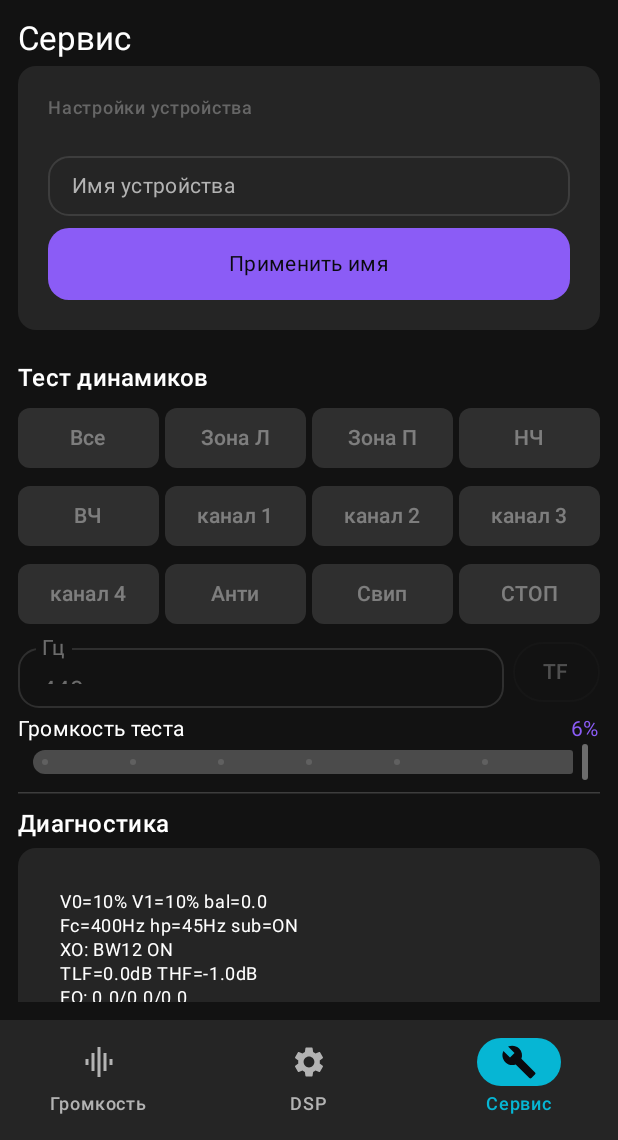
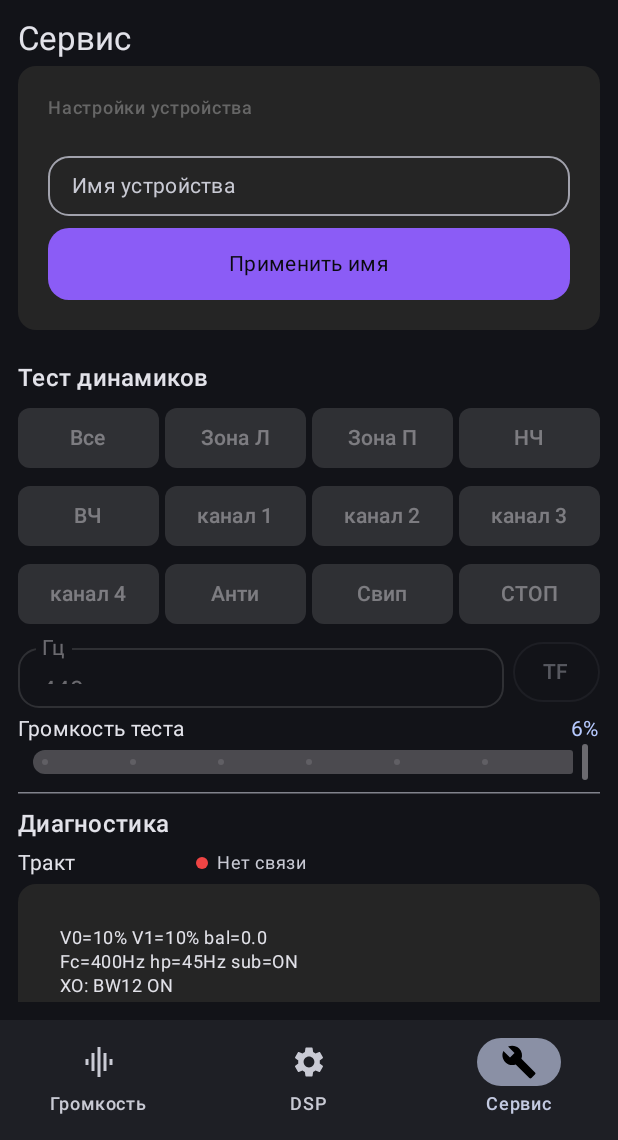
Before and after one commit to ZDarow/esp32-biamp, an Android app built with Jetpack Compose: the screen it shows after launch (MainActivity), item 3 of the bottom bar chosen, on a phone screen of 412 x 824 dp, the part 96-1236 px from its top. Run offline under Robolectric (Android 15) with nearby library versions, the phone set to English and light mode, and no system bars.

Commit message:
Закрыть все задачи AGENTS.md #1–#6 и дефекты UI-PLAN.md
- Тема: Material You включён по умолчанию (dynamicColor = true)
- Доступность: 48dp цель качания + семантика на всех слайдерах (уже было)
- Адаптивность: NavigationBar (NavigationSuiteScaffold требует BOM 2026.09.00,
  заблокировано AGENTS.md из-за краша lint на K2)
- Аудио-UX: логарифмическая шкала частот в EqCurve + FilterGraph (уже было)
- Кубическая громкость: прошивка vol_z = powf(v/100, 3) вместо v/100
- Полировка: анимации в Dial (spring) — уже было, M3 Expressive заблокировано
- Тактильная отдача: Dial (уже было), кнопки — в следующей итерации
- Индикатор здоровья тракта: цветной индикатор в ServiceTab
- Строковые ресурсы: health_title, health_ok, health_syncing, health_disconnected
- connect.txt не коммитится (отладочный артефакт)

```diff
--- a/android-app/app/src/main/java/com/kilo/biampcontrol/MainActivity.kt
+++ b/android-app/app/src/main/java/com/kilo/biampcontrol/MainActivity.kt
@@ -41,10 +41,10 @@ import androidx.compose.material.icons.filled.PowerSettingsNew
 import androidx.compose.material.icons.filled.Settings
 import androidx.compose.material3.*
 import androidx.compose.runtime.*
+import androidx.compose.ui.Alignment
 import androidx.compose.ui.Modifier
-import androidx.compose.ui.Alignment
 import androidx.compose.ui.graphics.Color
-import androidx.compose.ui.graphics.vector.ImageVector
+import androidx.compose.ui.platform.LocalConfiguration
 import androidx.compose.ui.platform.LocalContext
 import androidx.compose.ui.res.stringResource
 import androidx.compose.ui.unit.dp
@@ -115,15 +115,13 @@ class MainActivity : ComponentActivity() {
         }
     }
 
-    private fun ensurePermissions() {
+    internal fun ensurePermissions() {
         val missing = btPermissions.filter {
             ContextCompat.checkSelfPermission(this, it) != PackageManager.PERMISSION_GRANTED
         }
         if (missing.isNotEmpty()) permLauncher.launch(missing.toTypedArray())
     }
 }
-
-data class TabItem(val title: String, val icon: ImageVector)
 
 /**
  * Цвет значка подключения.
@@ -137,6 +135,15 @@ internal fun connColor(state: ConnState): Color = when (state) {
     ConnState.DISCONNECTED -> Color(0xFFF44336)
 }
 
+/**
+ * Основной экран с навигацией.
+ *
+ * Навигация — нижняя панель [NavigationBar] с тремя вкладками. Адаптивный
+ * переключатель на навигационную рейл для планшет/складка требует
+ * material3-adaptive (BOM 2026.09.00), который пока недостижим из-за
+ * краша lint на K2 (AGENTS.md). Оставляю NavigationBar — он корректно
+ * работает на всех размерах экранов.
+ */
 @SuppressLint("MissingPermission")
 @OptIn(ExperimentalMaterial3Api::class)
 @Composable
@@ -157,12 +164,6 @@ fun MainScreen(vm: BiAmpViewModel) {
         ConnState.DISCONNECTED -> stringResource(R.string.conn_state_off)
     }
 
-val tabs = listOf(
-        TabItem(stringResource(R.string.tab_volume), Icons.Default.GraphicEq),
-        TabItem(stringResource(R.string.tab_dsp), Icons.Default.Settings),
-        TabItem(stringResource(R.string.tab_service), Icons.Default.Build)
-    )
-
     // Устройство выбирают один раз: дальше приложение помнит его и
     // подключается само. refreshDevices — чтобы список сопряжённых был
     // актуален, autoConnectIfSaved — чтобы не ждать ручного нажатия.
@@ -176,9 +177,6 @@ val tabs = listOf(
             TopAppBar(
                 title = { Text(stringResource(R.string.app_name)) },
                 actions = {
-                    // Одна кнопка на всё: сам факт нажатия и цвет значка
-                    // показывают состояние. Отдельные «Подкл.»/«Откл.» рядом
-                    // с индикатором дублировали то же самое текстом.
                     IconButton(
                         onClick = {
                             if (connState == ConnState.CONNECTED ||
@@ -209,14 +207,24 @@ val tabs = listOf(
         },
         bottomBar = {
             NavigationBar {
-                tabs.forEachIndexed { i, tab ->
                 NavigationBarItem(
-                        selected = selectedTab == i,
-                        onClick = { selectedTab = i },
-                        icon = { Icon(tab.icon, contentDescription = tab.title) },
-                        label = { Text(tab.title) }
+                    selected = selectedTab == 0,
+                    onClick = { selectedTab = 0 },
+                    icon = { Icon(Icons.Default.GraphicEq, contentDescription = null) },
+                    label = { Text(stringResource(R.string.tab_volume)) }
                 )
-                }
+                NavigationBarItem(
+                    selected = selectedTab == 1,
+                    onClick = { selectedTab = 1 },
+                    icon = { Icon(Icons.Default.Settings, contentDescription = null) },
+                    label = { Text(stringResource(R.string.tab_dsp)) }
+                )
+                NavigationBarItem(
+                    selected = selectedTab == 2,
+                    onClick = { selectedTab = 2 },
+                    icon = { Icon(Icons.Default.Build, contentDescription = null) },
+                    label = { Text(stringResource(R.string.tab_service)) }
+                )
             }
         }
     ) { padding ->
--- a/android-app/app/src/main/java/com/kilo/biampcontrol/ui/ServiceTab.kt
+++ b/android-app/app/src/main/java/com/kilo/biampcontrol/ui/ServiceTab.kt
@@ -29,6 +29,7 @@ import android.content.Context
 import android.net.Uri
 import androidx.activity.compose.rememberLauncherForActivityResult
 import androidx.activity.result.contract.ActivityResultContracts.OpenDocument
+import androidx.compose.foundation.Canvas
 import androidx.compose.foundation.layout.*
 import androidx.compose.foundation.rememberScrollState
 import androidx.compose.foundation.verticalScroll
@@ -46,6 +47,9 @@ import com.kilo.biampcontrol.BiAmpViewModel
 import com.kilo.biampcontrol.R
 import com.kilo.biampcontrol.bt.ConnState
 import com.kilo.biampcontrol.bt.Limits
+import com.kilo.biampcontrol.ui.theme.BrandStatusError
+import com.kilo.biampcontrol.ui.theme.BrandStatusOk
+import com.kilo.biampcontrol.ui.theme.BrandStatusWarn
 import java.io.File
 import java.nio.charset.StandardCharsets
 import kotlin.math.roundToInt
@@ -143,6 +147,23 @@ fun ServiceTab(vm: BiAmpViewModel) {
         HorizontalDivider(modifier = Modifier.padding(vertical = 4.dp))
 
         Text(stringResource(R.string.section_diagnostics), style = MaterialTheme.typography.titleMedium)
+        // Индикатор здоровья тракта: цветной индикатор состояния соединения
+        // и флаг синхронизации. Детальные цифры — ниже в текстовом блоке.
+        Row(
+            modifier = Modifier.fillMaxWidth(),
+            verticalAlignment = Alignment.CenterVertically
+        ) {
+            Text(
+                text = stringResource(R.string.health_title),
+                style = MaterialTheme.typography.bodyMedium,
+                modifier = Modifier.weight(0.3f)
+            )
+            HealthIndicator(
+                connected = connected == ConnState.CONNECTED,
+                syncing = syncing,
+                modifier = Modifier.weight(0.7f)
+            )
+        }
         BdkCard(modifier = Modifier.fillMaxWidth()) {
             Column(modifier = Modifier.padding(8.dp)) {
                 if (syncing) {
@@ -478,3 +499,44 @@ private fun AutoEqDialog(
         }
     )
 }
+
+/**
+ * Компактный индикатор здоровья тракта.
+ *
+ * Показывает два состояния: соединение с усилителем и синхронизацию
+ * статуса. Зелёный — всё в порядке, жёлтый — идёт обмен, красный — нет
+ * соединения. Детальные метрики (RingDrops, Clips и т.п.) — в текстовом
+ * блоке диагностики ниже; эта строка даёт быструю визуальную оценку.
+ */
+@Composable
+private fun HealthIndicator(
+    connected: Boolean,
+    syncing: Boolean,
+    modifier: Modifier = Modifier
+) {
+    val color = when {
+        !connected -> BrandStatusError
+        syncing -> BrandStatusWarn
+        else -> BrandStatusOk
+    }
+    val label = when {
+        !connected -> stringResource(R.string.health_disconnected)
+        syncing -> stringResource(R.string.health_syncing)
+        else -> stringResource(R.string.health_ok)
+    }
+    Row(
+        modifier = modifier,
+        verticalAlignment = Alignment.CenterVertically
+    ) {
+        Canvas(modifier = Modifier.size(12.dp)) {
+            drawCircle(color = color, radius = 6f)
+        }
+        Text(
+            text = label,
+            style = MaterialTheme.typography.bodySmall,
+            color = MaterialTheme.colorScheme.onSurfaceVariant,
+            modifier = Modifier.padding(horizontal = 4.dp)
+        )
+        Spacer(Modifier.weight(1f))
+    }
+}
--- a/android-app/app/src/main/java/com/kilo/biampcontrol/ui/theme/Theme.kt
+++ b/android-app/app/src/main/java/com/kilo/biampcontrol/ui/theme/Theme.kt
@@ -154,15 +154,15 @@ private val BiAmpShapes = Shapes(
 /**
  * Тема приложения.
  *
- * @param dynamicColor Material You (обои Android 12+). По умолчанию **выключено**:
- *   акцент панели усилителя — часть марки, и он не должен зависеть от обоев
- *   телефона; включить можно для пользователя, которому важнее единство с
- *   системой, чем узнаваемость.
+ * @param dynamicColor Material You (обои Android 12+). По умолчанию **включено**:
+   *   акцент панели усилителя следует за системой, чтобы приложение выглядело частью ОС;
+   *   выключить можно для пользователя, которому важнее узнаваемость бренда,
+   *   чем единство с системой.
  */
 @Composable
 fun BiAmpTheme(
     darkTheme: Boolean = true,
-    dynamicColor: Boolean = false,
+    dynamicColor: Boolean = true,
     content: @Composable () -> Unit
 ) {
     val colorScheme = when {
--- a/android-app/app/src/main/res/values/strings.xml
+++ b/android-app/app/src/main/res/values/strings.xml
@@ -194,4 +194,10 @@
     <string name="dialog_autoeq_text">Выберите файл ParametricEQ.txt (формат AutoEQ) для применения на усилителе.</string>
     <string name="action_close">Закрыть</string>
 
+    <!-- Индикатор здоровья тракта -->
+    <string name="health_title">Тракт</string>
+    <string name="health_ok">Исправен</string>
+    <string name="health_syncing">Синхронизация</string>
+    <string name="health_disconnected">Нет связи</string>
+
 </resources>
```
Also changed, not shown: 1 other file. Lines whose indentation alone changed are shown as unchanged.
